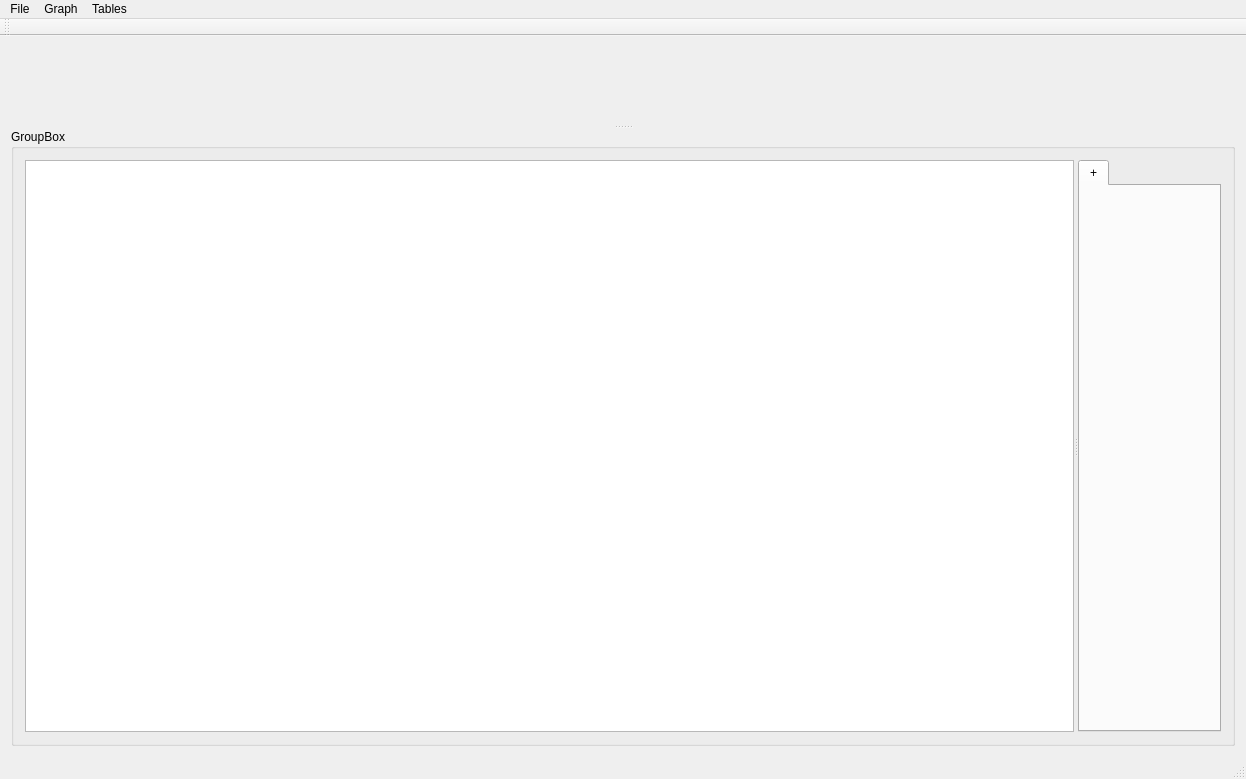
Before: the Qt Designer form UI/mainwindow.ui in julianhoratschek/Cicadia, drawn with Qt 5.
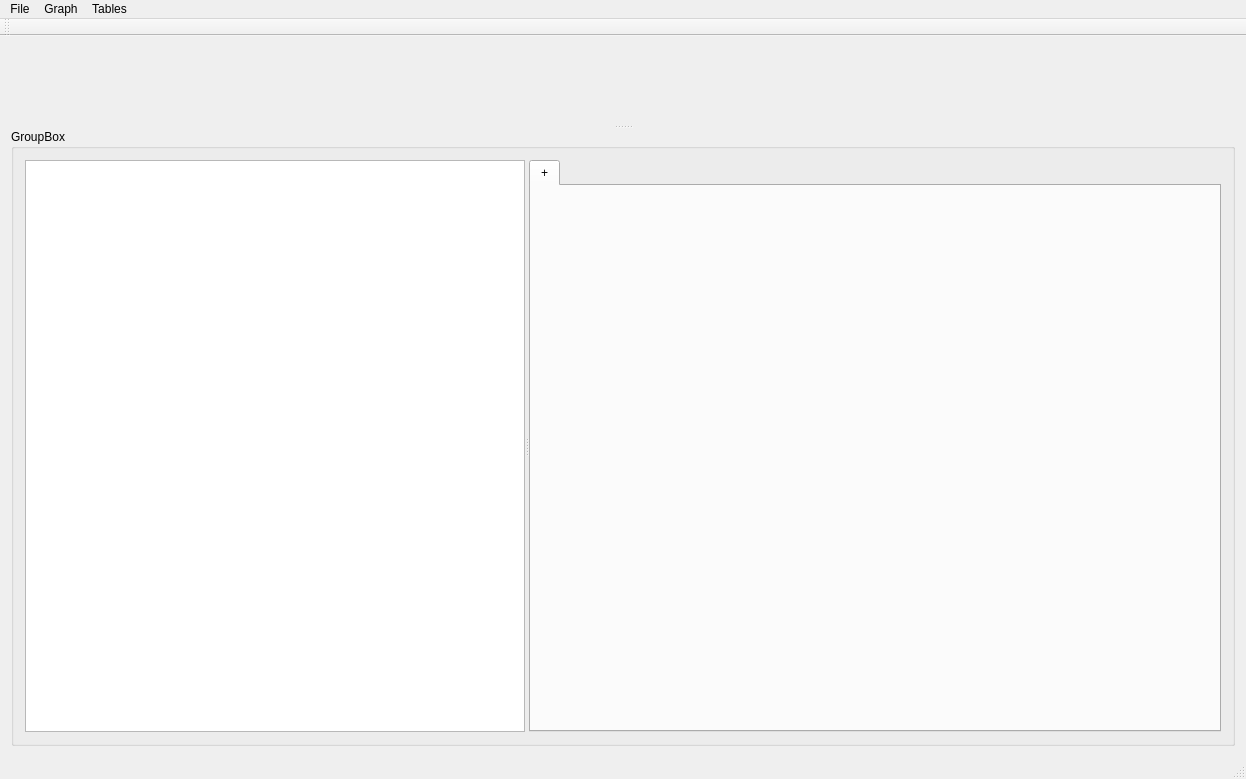
After: the same form once the commit is applied.

The edit to the form file:
```diff
--- a/UI/mainwindow.ui
+++ b/UI/mainwindow.ui
@@ -38,12 +38,28 @@
           <property name="orientation">
            <enum>Qt::Horizontal</enum>
           </property>
-          <widget class="QTreeView" name="subjectsTreeView"/>
-          <widget class="QTabWidget" name="addTabWidget">
+          <widget class="QTreeView" name="subjectsTreeView">
+           <property name="maximumSize">
+            <size>
+             <width>500</width>
+             <height>16777215</height>
+            </size>
+           </property>
+           <property name="editTriggers">
+            <set>QAbstractItemView::EditKeyPressed</set>
+           </property>
+           <property name="selectionMode">
+            <enum>QAbstractItemView::NoSelection</enum>
+           </property>
+           <attribute name="headerVisible">
+            <bool>false</bool>
+           </attribute>
+          </widget>
+          <widget class="QTabWidget" name="tabWidget">
            <property name="currentIndex">
             <number>0</number>
            </property>
-           <widget class="QWidget" name="tab">
+           <widget class="QWidget" name="addTabWidget">
             <attribute name="title">
              <string>+</string>
             </attribute>
```
Left out of the diff: 22 changed lines with no effect on the pictures.
